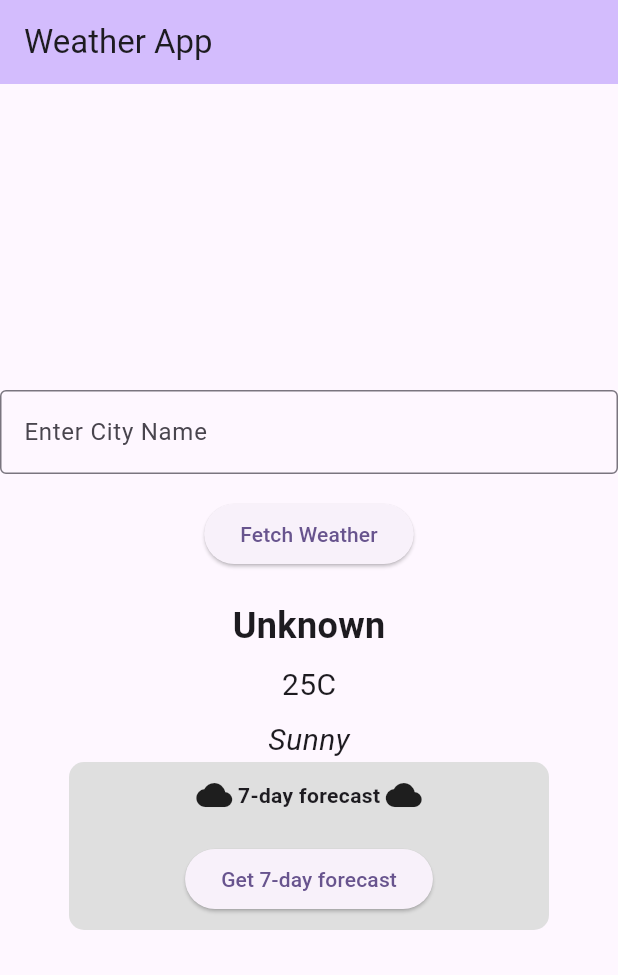
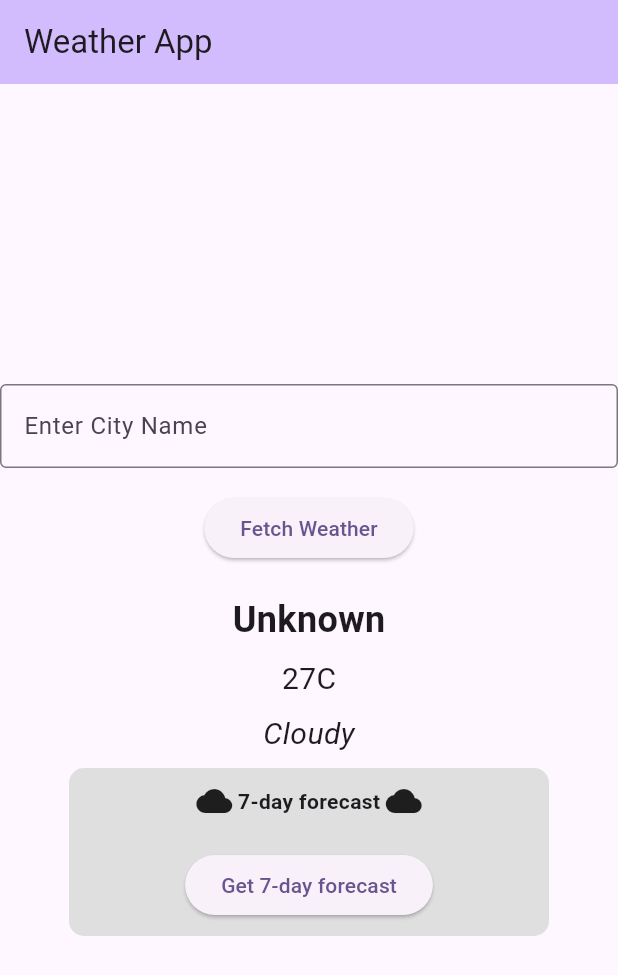
Before and after one commit to Vivianavvg/weatherApp, a Flutter app: the screen it shows after launch, after a tap on "Fetch Weather", on a phone screen of 412 x 824 dp. Shown: the top 975 px of the screen. Run offline on Flutter 3.47's test engine with Material 3 defaults, Android fonts, the light colour scheme and no system bars.

Commit message:
Simulated weather data for input city

```diff
--- a/lib/main.dart
+++ b/lib/main.dart
@@ -1,3 +1,5 @@
+import 'dart:math';
+
 import 'package:flutter/material.dart';
 
 void main() {
@@ -34,6 +36,8 @@
   List<Map<String, String>> _weekForecast = [];
 
   final TextEditingController _cityController = TextEditingController();
+  final conditions = ['Sunny', 'Cloudy', 'Rainy'];
+
   String cityName = 'City Name';
   String temperature = 'Temperature';
   String weatherCondition = 'Condition';
@@ -43,8 +47,8 @@
       //Placeholder: replace with actual API call Later
       cityName =
           _cityController.text.isNotEmpty ? _cityController.text : 'Unknown';
-      temperature = '25C';
-      weatherCondition = 'Sunny';
+      temperature = '${15 + Random().nextInt(16)}C';
+      weatherCondition = conditions[Random().nextInt(conditions.length)];
     });
   }
 
@@ -98,6 +102,7 @@
               weatherCondition,
               style: const TextStyle(fontSize: 20, fontStyle: FontStyle.italic),
             ),
+            const SizedBox(height: 8),
             SevenDayForecast(
               weekForecast: _weekForecast,
               onGetForecast: _getWeekForecast,
```
